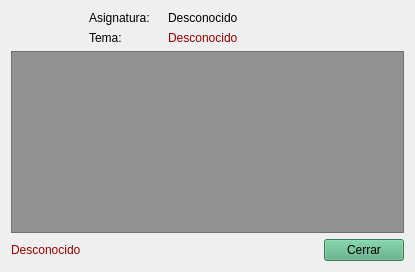
First picture: the form in resultadosform.ui, repository Hayai01/AskMe_v1, before the edit.
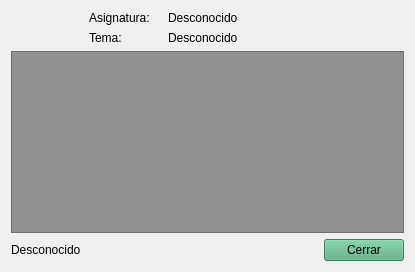
Second picture: the form after the edit.

```diff
--- a/resultadosform.ui
+++ b/resultadosform.ui
@@ -58,7 +58,7 @@
     <widget class="QLabel" name="lblTema">
      <property name="styleSheet">
       <string notr="true">font: 700 9pt &quot;Segoe UI&quot;;
-color: rgb(148, 0, 0);</string>
+color: rgb(0, 0, 0);</string>
      </property>
      <property name="text">
       <string>Desconocido</string>
@@ -69,7 +69,7 @@
     <widget class="QLabel" name="lblScore">
      <property name="styleSheet">
       <string notr="true">font: 700 italic 9pt &quot;Segoe UI&quot;;
-color: rgb(148, 0, 0);</string>
+color: rgb(0, 0, 0);</string>
      </property>
      <property name="text">
       <string>Desconocido</string>
```
